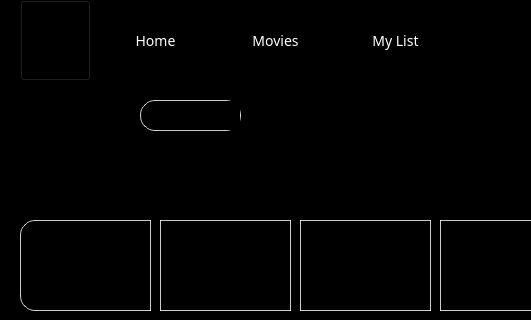
Above: ui/main.ui from ThaiAn1809/Python-app before the change; both pictures show x 0 to 531 and y 0 to 320 of the 1024 by 768 pixel window. Below: the same form after it.
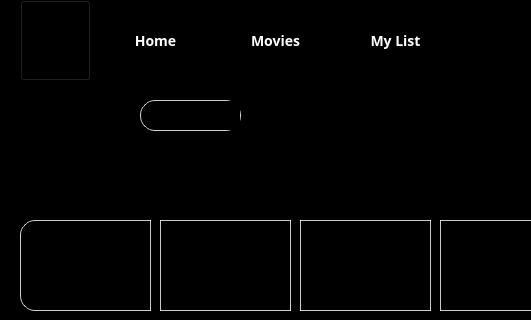
That is the form after the change. The open tabs and pages were chosen to show the change. Icons and pictures are not drawn.

Diff of the .ui file:
```diff
--- a/ui/main.ui
+++ b/ui/main.ui
@@ -68,8 +68,9 @@
     </property>
     <property name="font">
      <font>
-      <family>Parkinsans Medium</family>
+      <family>Geist SemiBold</family>
       <pointsize>-1</pointsize>
+      <bold>true</bold>
      </font>
     </property>
     <property name="styleSheet">
@@ -95,8 +96,9 @@
     </property>
     <property name="font">
      <font>
-      <family>Parkinsans Medium</family>
+      <family>Geist SemiBold</family>
       <pointsize>-1</pointsize>
+      <bold>true</bold>
      </font>
     </property>
     <property name="styleSheet">
@@ -1629,8 +1631,9 @@
     </property>
     <property name="font">
      <font>
-      <family>Parkinsans Medium</family>
+      <family>Geist SemiBold</family>
       <pointsize>-1</pointsize>
+      <bold>true</bold>
      </font>
     </property>
     <property name="styleSheet">
```
Left out of the diff: 43 changed lines with no effect on the pictures.
